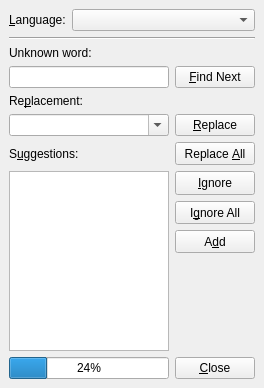
Above: src/frontends/qt4/ui/SpellcheckerUi.ui from cburschka/lyx before the change. Below: the same form after it.
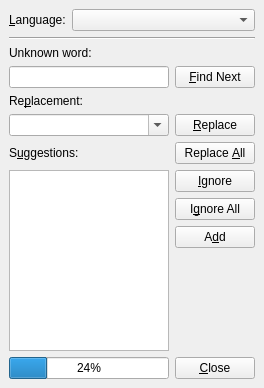
That is the form after the change.

Commit message: SpellcheckerUi.ui: set button policy to maximum because the Ignore buttons were much to large, depending on the size of LyX's main window

Patch:
```diff
--- a/src/frontends/qt4/ui/SpellcheckerUi.ui
+++ b/src/frontends/qt4/ui/SpellcheckerUi.ui
@@ -131,6 +131,12 @@
     </item>
     <item row="6" column="0">
      <widget class="QLabel" name="TextLabel2">
+      <property name="sizePolicy">
+       <sizepolicy hsizetype="Preferred" vsizetype="Maximum">
+        <horstretch>0</horstretch>
+        <verstretch>0</verstretch>
+       </sizepolicy>
+      </property>
       <property name="text">
        <string>S&amp;uggestions:</string>
       </property>
@@ -161,7 +167,7 @@
     <item row="7" column="1">
      <widget class="QPushButton" name="ignorePB">
       <property name="sizePolicy">
-       <sizepolicy hsizetype="Preferred" vsizetype="Preferred">
+       <sizepolicy hsizetype="Preferred" vsizetype="Maximum">
         <horstretch>100</horstretch>
         <verstretch>32</verstretch>
        </sizepolicy>
@@ -177,7 +183,7 @@
     <item row="8" column="1">
      <widget class="QPushButton" name="ignoreAllPB">
       <property name="sizePolicy">
-       <sizepolicy hsizetype="Preferred" vsizetype="Preferred">
+       <sizepolicy hsizetype="Preferred" vsizetype="Maximum">
         <horstretch>100</horstretch>
         <verstretch>32</verstretch>
        </sizepolicy>
@@ -193,7 +199,7 @@
     <item row="9" column="1">
      <widget class="QPushButton" name="addPB">
       <property name="sizePolicy">
-       <sizepolicy hsizetype="Preferred" vsizetype="Preferred">
+       <sizepolicy hsizetype="Preferred" vsizetype="Maximum">
         <horstretch>100</horstretch>
         <verstretch>32</verstretch>
        </sizepolicy>
```
